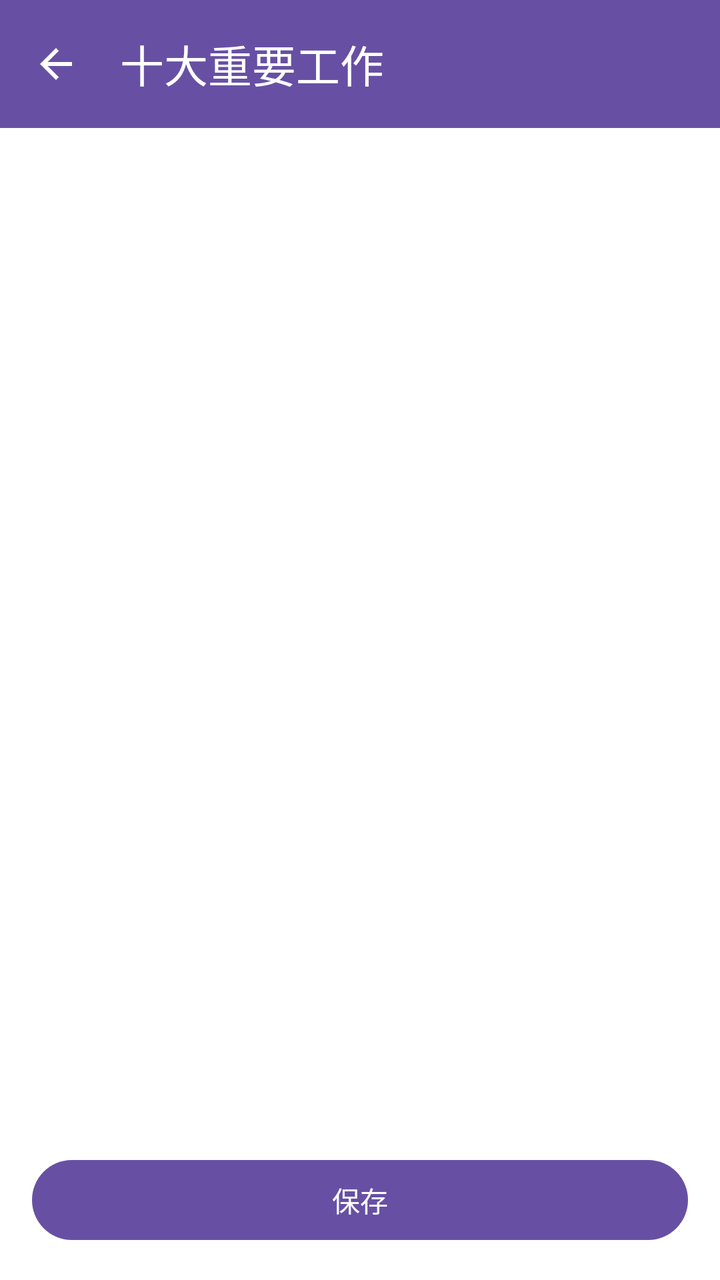
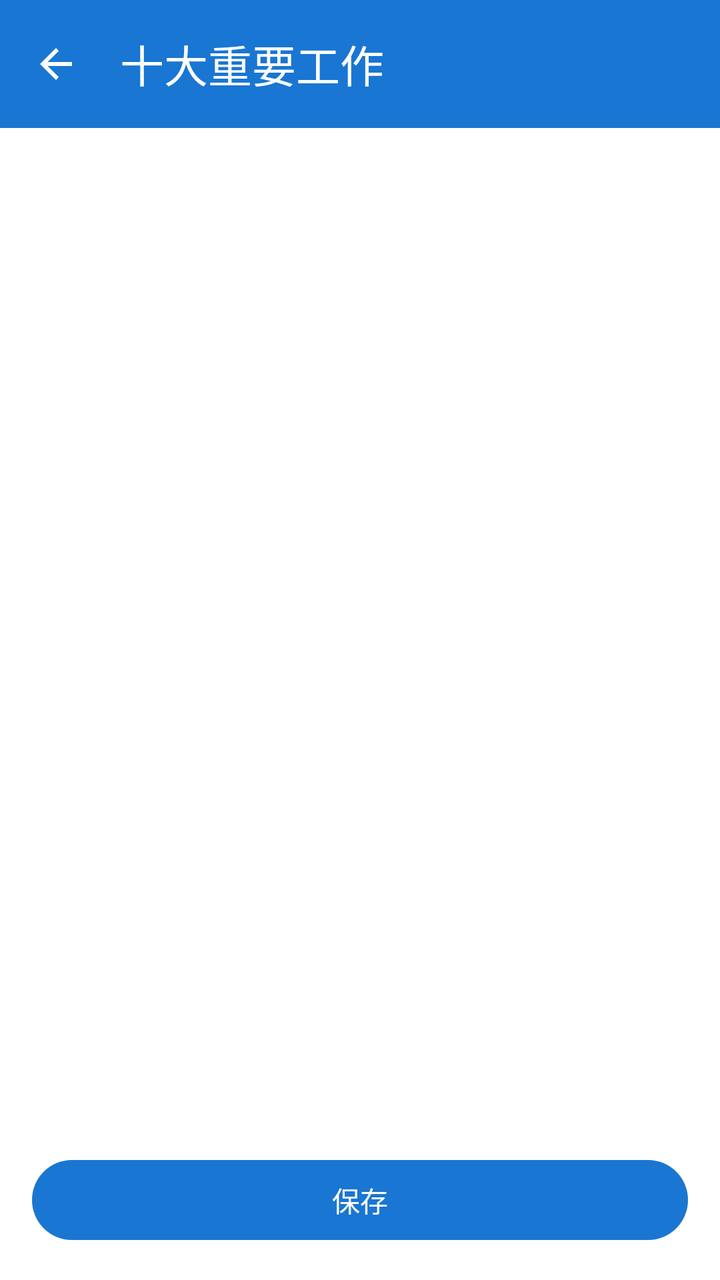

An Android layout rendered at two revisions. The XML below is the earlier revision; the diff shows what the commit changed to produce the second picture.
<!-- AndroidManifest.xml: application theme Theme.Project_Pandora -->
<!-- res/layout/activity_top10_work_edit.xml -->
<?xml version="1.0" encoding="utf-8"?>
<layout xmlns:android="http://schemas.android.com/apk/res/android"
    xmlns:app="http://schemas.android.com/apk/res-auto">

    <data>

    </data>

    <androidx.constraintlayout.widget.ConstraintLayout
        android:layout_width="match_parent"
        android:layout_height="match_parent"
        android:background="@android:color/white">

        <com.google.android.material.appbar.MaterialToolbar
            android:id="@+id/toolbar"
            android:layout_width="match_parent"
            android:layout_height="wrap_content"
            android:background="?attr/colorPrimary"
            app:title="十大重要工作"
            app:titleTextColor="@android:color/white"
            app:navigationIcon="@drawable/ic_back"
            app:layout_constraintTop_toTopOf="parent" />

        <androidx.recyclerview.widget.RecyclerView
            android:id="@+id/recyclerTop10"
            android:layout_width="match_parent"
            android:layout_height="0dp"
            android:padding="8dp"
            app:layout_constraintTop_toBottomOf="@id/toolbar"
            app:layout_constraintBottom_toTopOf="@id/btnSave" />

        <com.google.android.material.button.MaterialButton
            android:id="@+id/btnSave"
            android:layout_width="match_parent"
            android:layout_height="wrap_content"
            android:layout_margin="16dp"
            android:text="保存"
            app:layout_constraintBottom_toBottomOf="parent" />

    </androidx.constraintlayout.widget.ConstraintLayout>
</layout>
<!-- resources referenced by this layout -->
<resources>
  <!-- drawable ic_back (drawable) -->
  <vector xmlns:android="http://schemas.android.com/apk/res/android"
      android:width="24dp"
      android:height="24dp"
      android:viewportWidth="24"
      android:viewportHeight="24"
      android:tint="?attr/colorOnPrimary">
      <path
          android:fillColor="@android:color/white"
          android:pathData="M20,11H7.83l5.59,-5.59L12,4l-8,8 8,8 1.41,-1.41L7.83,13H20v-2z" />
  </vector>
  <style name="Theme.Project_Pandora" parent="Base.Theme.Project_Pandora" />
  <style name="Base.Theme.Project_Pandora" parent="Theme.Material3.DayNight.NoActionBar">
          
          
      </style>
</resources>

<!-- the commit's change to res/layout/activity_top10_work_edit.xml (unified diff, before → after) -->
@@ -9,7 +9,7 @@
     <androidx.constraintlayout.widget.ConstraintLayout
         android:layout_width="match_parent"
         android:layout_height="match_parent"
-        android:background="@android:color/white">
+        android:background="?attr/colorSurface">
 
         <com.google.android.material.appbar.MaterialToolbar
             android:id="@+id/toolbar"
<!-- resource entries referenced after the edit -->
@@ -14,7 +14,19 @@
   <style name="Theme.Project_Pandora" parent="Base.Theme.Project_Pandora" />
   <style name="Base.Theme.Project_Pandora" parent="Theme.Material3.DayNight.NoActionBar">
           
-          
+          <item name="colorPrimary">@color/color_calendar_today</item>
+          <item name="colorOnPrimary">@color/white</item>
+          <item name="colorSurface">@color/color_bg_page</item>
+          <item name="colorOnSurface">@color/color_text_primary</item>
+          <item name="colorOnSurfaceVariant">@color/color_text_secondary</item>
+          <item name="android:colorBackground">@color/color_bg_page</item>
+          <item name="android:textColorPrimary">@color/color_text_primary</item>
+          <item name="android:textColorSecondary">@color/color_text_secondary</item>
       </style>
+  <color name="color_calendar_today">#FF1976D2</color>
+  <color name="white">#FFFFFFFF</color>
+  <color name="color_bg_page">#FFFFFFFF</color>
+  <color name="color_text_primary">#FF333333</color>
+  <color name="color_text_secondary">#FF888888</color>
 </resources>
 
